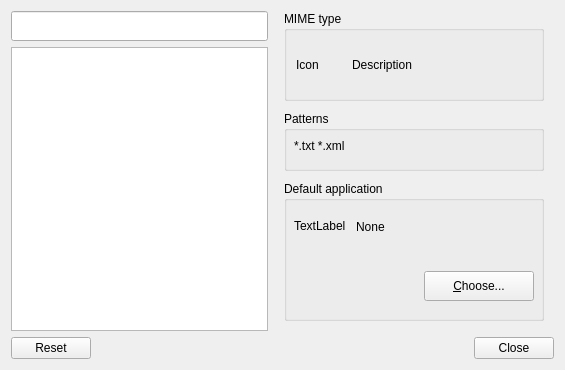
Above: lxqt-config-file-associations/mimetypeviewer.ui from lxqt/lxqt-config before the change. Below: the same form after it.
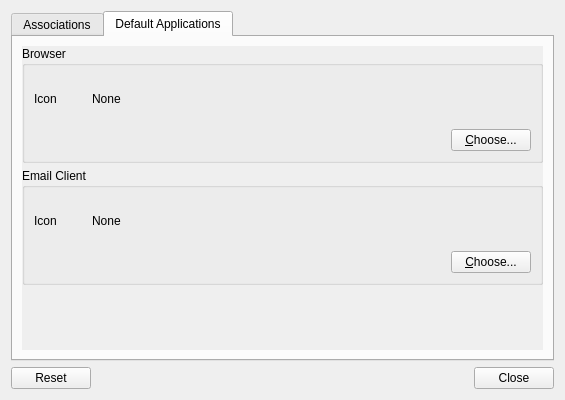
That is the form after the change. The open tabs and pages were chosen to show the change.

Commit message: Fixed type associations and added "Default Application"

Patch:
```diff
--- a/lxqt-config-file-associations/mimetypeviewer.ui
+++ b/lxqt-config-file-associations/mimetypeviewer.ui
@@ -7,262 +7,521 @@
     <x>0</x>
     <y>0</y>
     <width>565</width>
-    <height>370</height>
+    <height>400</height>
    </rect>
   </property>
   <property name="minimumSize">
    <size>
     <width>530</width>
-    <height>370</height>
+    <height>400</height>
    </size>
   </property>
   <property name="windowTitle">
    <string>File Associations</string>
   </property>
-  <layout class="QGridLayout" name="gridLayout">
-   <item row="2" column="1" rowspan="2">
-    <widget class="QFrame" name="mimeFrame">
-     <property name="enabled">
-      <bool>true</bool>
+  <layout class="QVBoxLayout" name="verticalLayout">
+   <item>
+    <widget class="QTabWidget" name="tabWidget">
+     <property name="currentIndex">
+      <number>0</number>
      </property>
-     <property name="sizePolicy">
-      <sizepolicy hsizetype="Fixed" vsizetype="MinimumExpanding">
-       <horstretch>0</horstretch>
-       <verstretch>0</verstretch>
-      </sizepolicy>
-     </property>
-     <property name="minimumSize">
-      <size>
-       <width>280</width>
-       <height>260</height>
-      </size>
-     </property>
-     <property name="frameShape">
-      <enum>QFrame::NoFrame</enum>
-     </property>
-     <property name="frameShadow">
-      <enum>QFrame::Plain</enum>
-     </property>
-     <widget class="QGroupBox" name="applicationsGroupBox">
-      <property name="geometry">
-       <rect>
-        <x>10</x>
-        <y>170</y>
-        <width>260</width>
-        <height>140</height>
-       </rect>
-      </property>
-      <property name="title">
-       <string>Default application</string>
-      </property>
-      <widget class="QPushButton" name="chooseApplicationsButton">
-       <property name="geometry">
-        <rect>
-         <x>140</x>
-         <y>90</y>
-         <width>110</width>
-         <height>30</height>
-        </rect>
-       </property>
-       <property name="text">
-        <string>&amp;Choose...</string>
-       </property>
-      </widget>
-      <widget class="QFrame" name="applicationLabelFrame">
-       <property name="geometry">
-        <rect>
-         <x>10</x>
-         <y>20</y>
-         <width>241</width>
-         <height>51</height>
-        </rect>
-       </property>
-       <property name="frameShape">
-        <enum>QFrame::NoFrame</enum>
-       </property>
-       <property name="frameShadow">
-        <enum>QFrame::Raised</enum>
-       </property>
-       <layout class="QHBoxLayout" name="horizontalLayout">
-        <property name="spacing">
-         <number>0</number>
-        </property>
-        <property name="leftMargin">
-         <number>0</number>
-        </property>
-        <property name="topMargin">
-         <number>0</number>
-        </property>
-        <property name="rightMargin">
-         <number>0</number>
-        </property>
-        <property name="bottomMargin">
-         <number>0</number>
-        </property>
-        <item>
-         <widget class="QLabel" name="appIcon">
-          <property name="sizePolicy">
-           <sizepolicy hsizetype="Fixed" vsizetype="Fixed">
-            <horstretch>0</horstretch>
-            <verstretch>0</verstretch>
-           </sizepolicy>
-          </property>
-          <property name="minimumSize">
-           <size>
-            <width>50</width>
-            <height>50</height>
-           </size>
-          </property>
-          <property name="text">
-           <string>TextLabel</string>
-          </property>
-         </widget>
-        </item>
-        <item>
-         <widget class="QLabel" name="applicationLabel">
-          <property name="text">
-           <string>None</string>
-          </property>
-          <property name="indent">
-           <number>10</number>
-          </property>
-         </widget>
-        </item>
-       </layout>
-      </widget>
-     </widget>
-     <widget class="QGroupBox" name="patternsGroupBox">
-      <property name="geometry">
-       <rect>
-        <x>10</x>
-        <y>100</y>
-        <width>260</width>
-        <height>60</height>
-       </rect>
-      </property>
-      <property name="title">
-       <string>Patterns</string>
-      </property>
-      <widget class="QLabel" name="patternsLabel">
-       <property name="geometry">
-        <rect>
-         <x>10</x>
-         <y>20</y>
-         <width>230</width>
-         <height>30</height>
-        </rect>
-       </property>
-       <property name="text">
-        <string>*.txt *.xml</string>
-       </property>
-       <property name="wordWrap">
-        <bool>true</bool>
-       </property>
-      </widget>
-     </widget>
-     <widget class="QGroupBox" name="mimetypeGroupBox">
-      <property name="geometry">
-       <rect>
-        <x>10</x>
-        <y>0</y>
-        <width>260</width>
-        <height>90</height>
-       </rect>
-      </property>
-      <property name="title">
-       <string>MIME type</string>
-      </property>
-      <layout class="QHBoxLayout" name="horizontalLayout_2">
-       <item>
-        <widget class="QLabel" name="iconLabel">
+     <widget class="QWidget" name="tab_1">
+      <attribute name="title">
+       <string>Associations</string>
+      </attribute>
+      <layout class="QGridLayout" name="gridLayout">
+       <item row="0" column="0">
+        <widget class="QLineEdit" name="searchTermLineEdit">
+         <property name="minimumSize">
+          <size>
+           <width>0</width>
+           <height>30</height>
+          </size>
+         </property>
+         <property name="text">
+          <string/>
+         </property>
+        </widget>
+       </item>
+       <item row="1" column="0">
+        <widget class="QTreeWidget" name="mimetypeTreeWidget">
          <property name="sizePolicy">
-          <sizepolicy hsizetype="Fixed" vsizetype="Fixed">
+          <sizepolicy hsizetype="MinimumExpanding" vsizetype="MinimumExpanding">
            <horstretch>0</horstretch>
            <verstretch>0</verstretch>
           </sizepolicy>
          </property>
          <property name="minimumSize">
           <size>
-           <width>50</width>
-           <height>50</height>
+           <width>180</width>
+           <height>0</height>
           </size>
          </property>
-         <property name="text">
-          <string>Icon</string>
+         <property name="editTriggers">
+          <set>QAbstractItemView::NoEditTriggers</set>
          </property>
+         <property name="showDropIndicator" stdset="0">
+          <bool>false</bool>
+         </property>
+         <property name="headerHidden">
+          <bool>true</bool>
+         </property>
+         <property name="expandsOnDoubleClick">
+          <bool>false</bool>
+         </property>
+         <property name="columnCount">
+          <number>0</number>
+         </property>
+         <attribute name="headerVisible">
+          <bool>false</bool>
+         </attribute>
+         <attribute name="headerDefaultSectionSize">
+          <number>500</number>
+         </attribute>
         </widget>
        </item>
+       <item row="0" column="1" rowspan="2">
+        <widget class="QFrame" name="mimeFrame">
+         <property name="enabled">
+          <bool>true</bool>
+         </property>
+         <property name="sizePolicy">
+          <sizepolicy hsizetype="Fixed" vsizetype="MinimumExpanding">
+           <horstretch>0</horstretch>
+           <verstretch>0</verstretch>
+          </sizepolicy>
+         </property>
+         <property name="minimumSize">
+          <size>
+           <width>280</width>
+           <height>260</height>
+          </size>
+         </property>
+         <property name="frameShape">
+          <enum>QFrame::NoFrame</enum>
+         </property>
+         <property name="frameShadow">
+          <enum>QFrame::Plain</enum>
+         </property>
+         <layout class="QVBoxLayout" name="verticalLayout_1">
+          <property name="leftMargin">
+           <number>0</number>
+          </property>
+          <property name="topMargin">
+           <number>0</number>
+          </property>
+          <property name="rightMargin">
+           <number>0</number>
+          </property>
+          <property name="bottomMargin">
+           <number>0</number>
+          </property>
+          <item>
+           <widget class="QScrollArea" name="scrollArea_2">
+            <property name="frameShape">
+             <enum>QFrame::NoFrame</enum>
+            </property>
+            <property name="frameShadow">
+             <enum>QFrame::Plain</enum>
+            </property>
+            <property name="widgetResizable">
+             <bool>true</bool>
+            </property>
+            <widget class="QWidget" name="scrollAreaWidgetContents_3">
+             <property name="geometry">
+              <rect>
+               <x>0</x>
+               <y>0</y>
+               <width>280</width>
+               <height>314</height>
+              </rect>
+             </property>
+             <layout class="QVBoxLayout" name="verticalLayout_2">
+              <property name="spacing">
+               <number>10</number>
+              </property>
+              <item>
+               <widget class="QGroupBox" name="mimetypeGroupBox">
+                <property name="title">
+                 <string>MIME type</string>
+                </property>
+                <layout class="QHBoxLayout" name="horizontalLayout">
+                 <item>
+                  <widget class="QLabel" name="iconLabel">
+                   <property name="sizePolicy">
+                    <sizepolicy hsizetype="Fixed" vsizetype="Fixed">
+                     <horstretch>0</horstretch>
+                     <verstretch>0</verstretch>
+                    </sizepolicy>
+                   </property>
+                   <property name="minimumSize">
+                    <size>
+                     <width>48</width>
+                     <height>48</height>
+                    </size>
+                   </property>
+                   <property name="text">
+                    <string>Icon</string>
+                   </property>
+                  </widget>
+                 </item>
+                 <item>
+                  <widget class="QLabel" name="descriptionLabel">
+                   <property name="text">
+                    <string>Description</string>
+                   </property>
+                   <property name="wordWrap">
+                    <bool>true</bool>
+                   </property>
+                   <property name="indent">
+                    <number>10</number>
+                   </property>
+                  </widget>
+                 </item>
+                </layout>
+               </widget>
+              </item>
+              <item>
+               <widget class="QGroupBox" name="patternsGroupBox">
+                <property name="title">
+                 <string>Patterns</string>
+                </property>
+                <layout class="QHBoxLayout" name="horizontalLayout_1">
+                 <item>
+                  <widget class="QLabel" name="patternsLabel">
+                   <property name="text">
+                    <string>*.txt *.xml</string>
+                   </property>
+                   <property name="wordWrap">
+                    <bool>true</bool>
+                   </property>
+                  </widget>
+                 </item>
+                </layout>
+               </widget>
+              </item>
+              <item>
+               <widget class="QGroupBox" name="applicationsGroupBox">
+                <property name="title">
+                 <string>Default application</string>
+                </property>
+                <layout class="QGridLayout" name="gridLayout_1">
+                 <item row="0" column="0">
+                  <widget class="QFrame" name="applicationLabelFrame">
+                   <property name="frameShape">
+                    <enum>QFrame::NoFrame</enum>
+                   </property>
+                   <property name="frameShadow">
+                    <enum>QFrame::Raised</enum>
+                   </property>
+                   <layout class="QHBoxLayout" name="horizontalLayout_2">
+                    <property name="spacing">
+                     <number>0</number>
+                    </property>
+                    <property name="leftMargin">
+                     <number>0</number>
+                    </property>
+                    <property name="topMargin">
+                     <number>0</number>
+                    </property>
+                    <property name="rightMargin">
+                     <number>0</number>
+                    </property>
+                    <property name="bottomMargin">
+                     <number>0</number>
+                    </property>
+                    <item>
+                     <widget class="QLabel" name="appIcon">
+                      <property name="sizePolicy">
+                       <sizepolicy hsizetype="Fixed" vsizetype="Fixed">
+                        <horstretch>0</horstretch>
+                        <verstretch>0</verstretch>
+                       </sizepolicy>
+                      </property>
+                      <property name="minimumSize">
+                       <size>
+                        <width>48</width>
+                        <height>48</height>
+                       </size>
+                      </property>
+                      <property name="text">
+                       <string>Icon</string>
+                      </property>
+                     </widget>
+                    </item>
+                    <item>
+                     <widget class="QLabel" name="applicationLabel">
+                      <property name="text">
+                       <string>None</string>
+                      </property>
+                      <property name="wordWrap">
+                       <bool>true</bool>
+                      </property>
+                      <property name="indent">
+                       <number>10</number>
+                      </property>
+                     </widget>
+                    </item>
+                   </layout>
+                  </widget>
+                 </item>
+                 <item row="1" column="0" alignment="Qt::AlignRight">
+                  <widget class="QPushButton" name="chooseApplicationsButton">
+                   <property name="text">
+                    <string>&amp;Choose...</string>
+                   </property>
+                  </widget>
+                 </item>
+                </layout>
+               </widget>
+              </item>
+              <item>
+               <spacer name="verticalSpacer">
+                <property name="orientation">
+                 <enum>Qt::Vertical</enum>
+                </property>
+                <property name="sizeType">
+                 <enum>QSizePolicy::MinimumExpanding</enum>
+                </property>
+                <property name="sizeHint" stdset="0">
+                 <size>
+                  <width>20</width>
+                  <height>5</height>
+                 </size>
+                </property>
+               </spacer>
+              </item>
+             </layout>
+            </widget>
+           </widget>
+          </item>
+         </layout>
+        </widget>
+       </item>
+      </layout>
+     </widget>
+     <widget class="QWidget" name="tab_2">
+      <attribute name="title">
+       <string>Default Applications</string>
+      </attribute>
+      <layout class="QVBoxLayout" name="verticalLayout_3">
        <item>
-        <widget class="QLabel" name="descriptionLabel">
-         <property name="text">
-          <string>Description</string>
+        <widget class="QScrollArea" name="scrollArea">
+         <property name="frameShape">
+          <enum>QFrame::NoFrame</enum>
          </property>
-         <property name="wordWrap">
+         <property name="frameShadow">
+          <enum>QFrame::Plain</enum>
+         </property>
+         <property name="widgetResizable">
           <bool>true</bool>
          </property>
+         <widget class="QWidget" name="scrollAreaWidgetContents">
+          <property name="geometry">
+           <rect>
+            <x>0</x>
+            <y>0</y>
+            <width>106</width>
+            <height>231</height>
+           </rect>
+          </property>
+          <layout class="QVBoxLayout" name="verticalLayout_4">
+           <property name="spacing">
+            <number>5</number>
+           </property>
+           <property name="leftMargin">
+            <number>0</number>
+           </property>
+           <property name="topMargin">
+            <number>0</number>
+           </property>
+           <property name="rightMargin">
+            <number>0</number>
+           </property>
+           <property name="bottomMargin">
+            <number>0</number>
+           </property>
+           <item>
+            <widget class="QGroupBox" name="browserGroupBox">
+             <property name="title">
+              <string>Browser</string>
+             </property>
+             <layout class="QGridLayout" name="gridLayout_2">
+              <item row="0" column="0">
+               <widget class="QFrame" name="browserLabelFrame">
+                <property name="frameShape">
+                 <enum>QFrame::NoFrame</enum>
+                </property>
+                <property name="frameShadow">
+                 <enum>QFrame::Raised</enum>
+                </property>
+                <layout class="QHBoxLayout" name="horizontalLayout_3">
+                 <property name="spacing">
+                  <number>0</number>
+                 </property>
+                 <property name="leftMargin">
+                  <number>0</number>
+                 </property>
+                 <property name="topMargin">
+                  <number>0</number>
+                 </property>
+                 <property name="rightMargin">
+                  <number>0</number>
+                 </property>
+                 <property name="bottomMargin">
+                  <number>0</number>
+                 </property>
+                 <item>
+                  <widget class="QLabel" name="browserIcon">
+                   <property name="sizePolicy">
+                    <sizepolicy hsizetype="Fixed" vsizetype="Fixed">
+                     <horstretch>0</horstretch>
+                     <verstretch>0</verstretch>
+                    </sizepolicy>
+                   </property>
+                   <property name="minimumSize">
+                    <size>
+                     <width>48</width>
+                     <height>48</height>
+                    </size>
+                   </property>
+                   <property name="text">
+                    <string>Icon</string>
+                   </property>
+                  </widget>
+                 </item>
+                 <item>
+                  <widget class="QLabel" name="browserLabel">
+                   <property name="text">
+                    <string>None</string>
+                   </property>
+                   <property name="wordWrap">
+                    <bool>true</bool>
+                   </property>
+                   <property name="indent">
+                    <number>10</number>
+                   </property>
+                  </widget>
+                 </item>
+                </layout>
+               </widget>
+              </item>
+              <item row="1" column="0" alignment="Qt::AlignRight">
+               <widget class="QPushButton" name="chooseBrowserButton">
+                <property name="text">
+                 <string>&amp;Choose...</string>
+                </property>
+               </widget>
+              </item>
+             </layout>
+            </widget>
+           </item>
+           <item>
+            <widget class="QGroupBox" name="emailClientGroupBox">
+             <property name="title">
+              <string>Email Client</string>
+             </property>
+             <layout class="QGridLayout" name="gridLayout_3">
+              <item row="0" column="0">
+               <widget class="QFrame" name="emailClientLabelFrame">
+                <property name="frameShape">
+                 <enum>QFrame::NoFrame</enum>
+                </property>
+                <property name="frameShadow">
+                 <enum>QFrame::Raised</enum>
+                </property>
+                <layout class="QHBoxLayout" name="horizontalLayout_4">
+                 <property name="spacing">
+                  <number>0</number>
+                 </property>
+                 <property name="leftMargin">
+                  <number>0</number>
+                 </property>
+                 <property name="topMargin">
+                  <number>0</number>
+                 </property>
+                 <property name="rightMargin">
+                  <number>0</number>
+                 </property>
+                 <property name="bottomMargin">
+                  <number>0</number>
+                 </property>
+                 <item>
+                  <widget class="QLabel" name="emailClientIcon">
+                   <property name="sizePolicy">
+                    <sizepolicy hsizetype="Fixed" vsizetype="Fixed">
+                     <horstretch>0</horstretch>
+                     <verstretch>0</verstretch>
+                    </sizepolicy>
+                   </property>
+                   <property name="minimumSize">
+                    <size>
+                     <width>48</width>
+                     <height>48</height>
+                    </size>
+                   </property>
+                   <property name="text">
+                    <string>Icon</string>
+                   </property>
+                  </widget>
+                 </item>
+                 <item>
+                  <widget class="QLabel" name="emailClientLabel">
+                   <property name="text">
+                    <string>None</string>
+                   </property>
+                   <property name="wordWrap">
+                    <bool>true</bool>
+                   </property>
+                   <property name="indent">
+                    <number>10</number>
+                   </property>
+                  </widget>
+                 </item>
+                </layout>
+               </widget>
+              </item>
+              <item row="1" column="0" alignment="Qt::AlignRight">
+               <widget class="QPushButton" name="chooseEmailClientButton">
+                <property name="text">
+                 <string>&amp;Choose...</string>
+                </property>
+               </widget>
+              </item>
+             </layout>
+            </widget>
+           </item>
+           <item>
+            <spacer name="verticalSpacer_2">
+             <property name="orientation">
+              <enum>Qt::Vertical</enum>
+             </property>
+             <property name="sizeType">
+              <enum>QSizePolicy::MinimumExpanding</enum>
+             </property>
+             <property name="sizeHint" stdset="0">
+              <size>
+               <width>20</width>
+               <height>5</height>
+              </size>
+             </property>
+            </spacer>
+           </item>
+          </layout>
+         </widget>
         </widget>
        </item>
       </layout>
      </widget>
     </widget>
    </item>
-   <item row="2" column="0">
-    <widget class="QLineEdit" name="searchTermLineEdit">
-     <property name="minimumSize">
-      <size>
-       <width>0</width>
-       <height>30</height>
-      </size>
-     </property>
-     <property name="text">
-      <string/>
-     </property>
-    </widget>
-   </item>
-   <item row="4" column="0" colspan="2">
+   <item>
     <widget class="QDialogButtonBox" name="dialogButtonBox">
      <property name="standardButtons">
       <set>QDialogButtonBox::Close|QDialogButtonBox::Reset</set>
      </property>
     </widget>
    </item>
-   <item row="3" column="0">
-    <widget class="QTreeWidget" name="mimetypeTreeWidget">
-     <property name="sizePolicy">
-      <sizepolicy hsizetype="MinimumExpanding" vsizetype="MinimumExpanding">
-       <horstretch>0</horstretch>
-       <verstretch>0</verstretch>
-      </sizepolicy>
-     </property>
-     <property name="minimumSize">
-      <size>
-       <width>180</width>
-       <height>275</height>
-      </size>
-     </property>
-     <property name="editTriggers">
-      <set>QAbstractItemView::NoEditTriggers</set>
-     </property>
-     <property name="showDropIndicator" stdset="0">
-      <bool>false</bool>
-     </property>
-     <property name="headerHidden">
-      <bool>true</bool>
-     </property>
-     <property name="expandsOnDoubleClick">
-      <bool>false</bool>
-     </property>
-     <property name="columnCount">
-      <number>0</number>
-     </property>
-     <attribute name="headerVisible">
-      <bool>false</bool>
-     </attribute>
-     <attribute name="headerDefaultSectionSize">
-      <number>500</number>
-     </attribute>
-    </widget>
-   </item>
   </layout>
  </widget>
  <tabstops>
```
Left out of the diff: 5 changed lines with no effect on the pictures. The commit also changes 5 other files.
